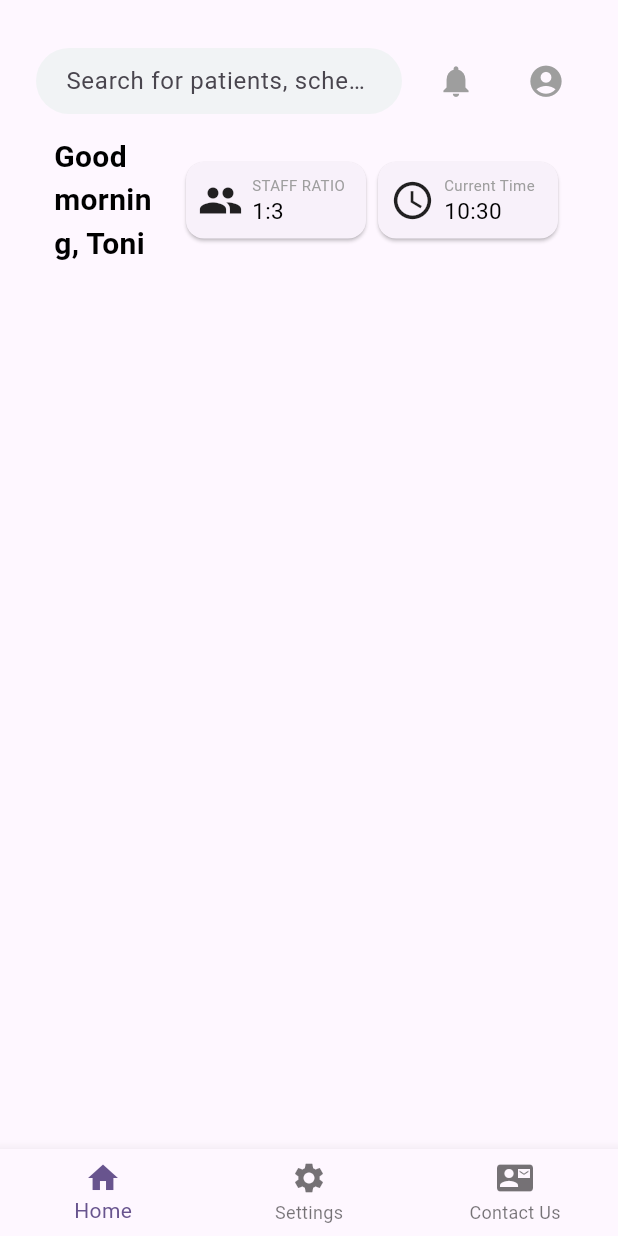
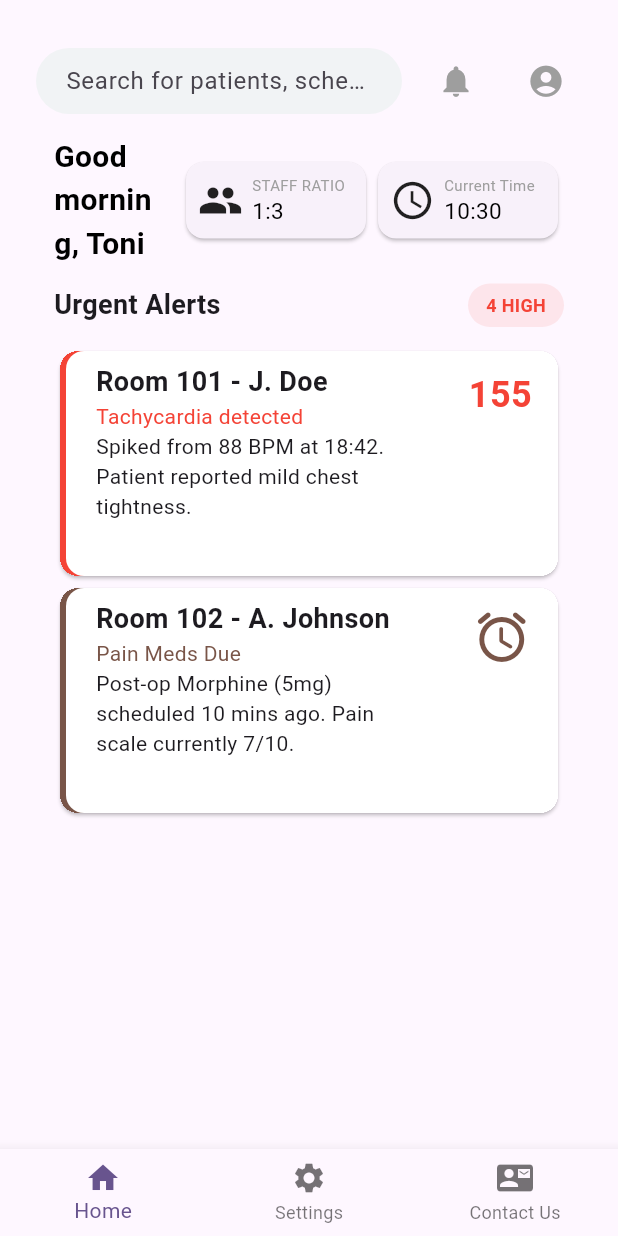
Before and after one commit to ToniF03/nursery, a Flutter app: the screen it shows after launch, on a phone screen of 412 x 824 dp. Run offline on Flutter 3.47's test engine with Material 3 defaults, Android fonts, the phone set to English and light mode, and no system bars.

Commit message:
Add urgent alerts section to Dashboard with AlertCard and Pill widgets

```diff
--- a/lib/screens/dashboard.dart
+++ b/lib/screens/dashboard.dart
@@ -1,8 +1,11 @@
 import 'dart:async';
 
 import 'package:flutter/material.dart';
+import 'package:nursery/app_layout_state.dart';
+import 'package:nursery/widgets/alert_card.dart';
 import 'package:nursery/widgets/dashboard_info_card.dart';
 import 'package:nursery/widgets/not_implemented_dialog.dart';
+import 'package:nursery/widgets/pill.dart';
 
 class Dashboard extends StatefulWidget {
   const Dashboard({super.key});
@@ -85,15 +88,11 @@ class _DashboardState extends State<Dashboard> {
                     fillColor: const Color(0xFFF1F3F5),
                     hintText: 'Search for patients, schedules, or messages',
                     focusedBorder: OutlineInputBorder(
-                      borderSide: const BorderSide(
-                        color: Colors.transparent,
-                      ),
+                      borderSide: const BorderSide(color: Colors.transparent),
                       borderRadius: BorderRadius.circular(25.7),
                     ),
                     enabledBorder: OutlineInputBorder(
-                      borderSide: const BorderSide(
-                        color: Colors.transparent,
-                      ),
+                      borderSide: const BorderSide(color: Colors.transparent),
                       borderRadius: BorderRadius.circular(25.7),
                     ),
                   ),
@@ -101,11 +100,7 @@ class _DashboardState extends State<Dashboard> {
               ),
               const SizedBox(width: 12),
               IconButton(
-                icon: Icon(
-                  Icons.notifications,
-                  size: 25,
-                  color: Colors.grey,
-                ),
+                icon: Icon(Icons.notifications, size: 25, color: Colors.grey),
                 onPressed: () {
                   showDialog(
                     context: context,
@@ -160,8 +155,54 @@ class _DashboardState extends State<Dashboard> {
                   icon: Icons.schedule,
                   label: 'Current Time',
                   value: _currentTime(),
-                )
+                ),
               ],
+            ),
+          ),
+
+          Padding(
+            padding: EdgeInsets.symmetric(horizontal: 12),
+            child: Align(
+              alignment: Alignment.centerLeft,
+              child: FractionallySizedBox(
+                widthFactor: isDesktop ? 2 / 5 : 1,
+                child: Column(
+                  children: [
+                    Row(
+                      children: [
+                        Expanded(
+                          child: Text(
+                            'Urgent Alerts',
+                            style: TextStyle(
+                              fontSize: 18,
+                              fontWeight: FontWeight.bold,
+                            ),
+                          ),
+                        ),
+                        SizedBox(width: 8),
+                        Pill(text: '4 HIGH', color: Colors.red, bold: true),
+                      ],
+                    ),
+                    SizedBox(height: 12),
+                    AlertCard(
+                      title: 'Room 101 - J. Doe',
+                      subtitle: 'Tachycardia detected',
+                      description:
+                          'Spiked from 88 BPM at 18:42. Patient reported mild chest tightness.',
+                      color: Colors.red,
+                      data: "155",
+                    ),
+                    AlertCard(
+                      title: 'Room 102 - A. Johnson',
+                      subtitle: 'Pain Meds Due',
+                      description:
+                          'Post-op Morphine (5mg) scheduled 10 mins ago. Pain scale currently 7/10.',
+                      color: Colors.brown,
+                      data: Icon(Icons.alarm_rounded, size: 40),
+                    ),
+                  ],
+                ),
+              ),
             ),
           ),
         ],
```
